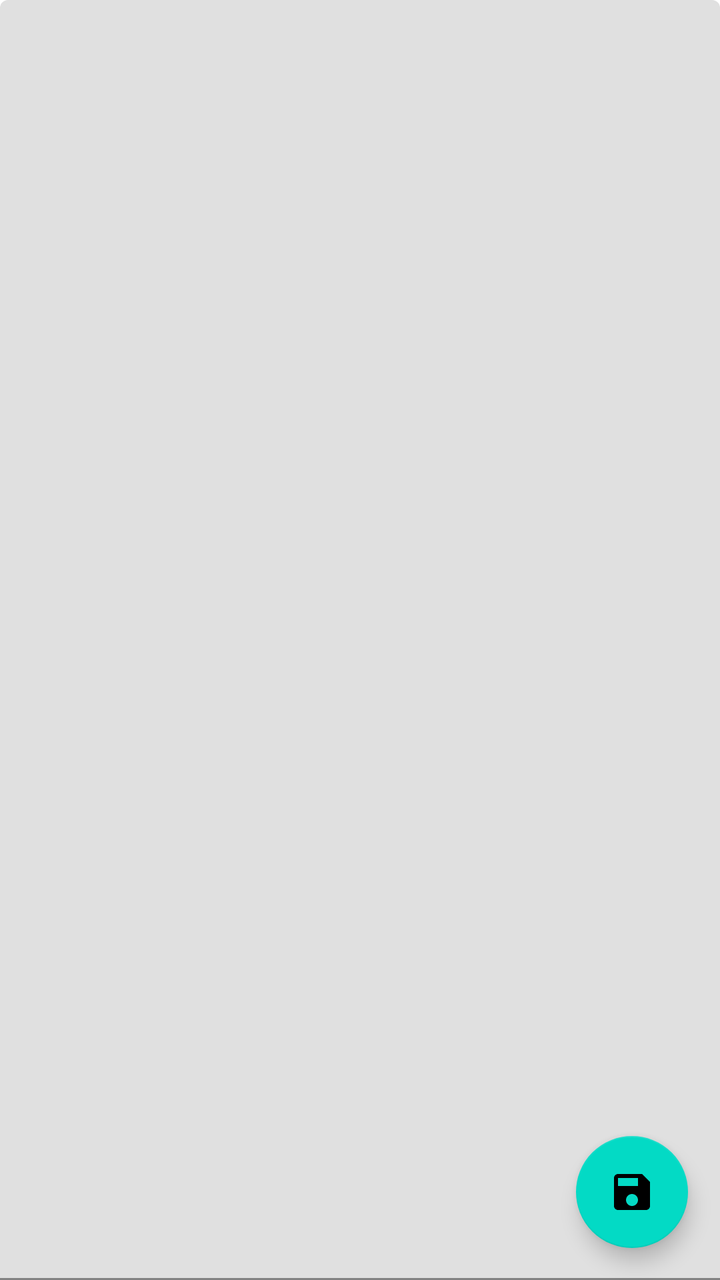
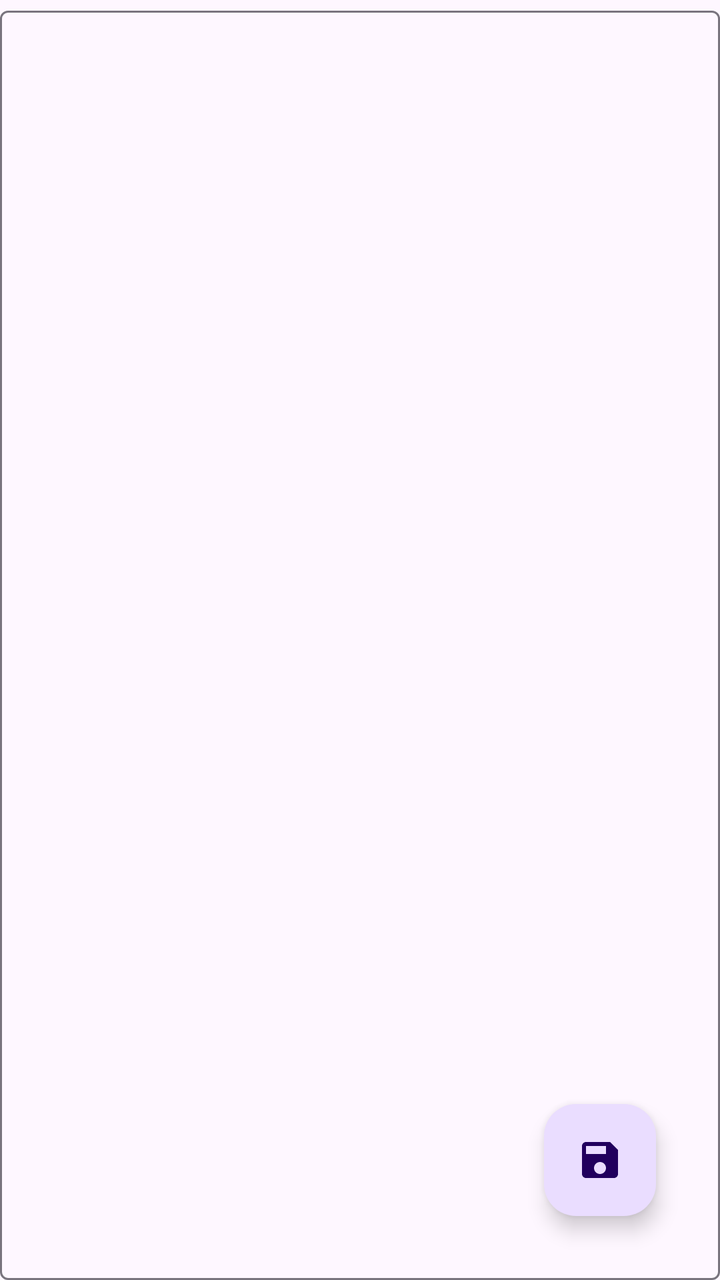

The first picture is an Android layout as it rendered before a commit; the second is the same layout after the commit. The layout source and the unified diff follow.
<!-- AndroidManifest.xml: application theme Theme.Outline -->
<!-- res/layout/activity_main.xml -->
<?xml version="1.0" encoding="utf-8"?>
<androidx.constraintlayout.widget.ConstraintLayout xmlns:android="http://schemas.android.com/apk/res/android"
    xmlns:app="http://schemas.android.com/apk/res-auto"
    xmlns:tools="http://schemas.android.com/tools"
    android:layout_width="match_parent"
    android:layout_height="match_parent"
    tools:context=".MainActivity">

    <com.google.android.material.floatingactionbutton.FloatingActionButton
        android:id="@+id/save"
        android:layout_width="wrap_content"
        android:layout_height="wrap_content"
        android:layout_marginEnd="16dp"
        android:layout_marginBottom="16dp"
        android:layout_weight="1"
        android:clickable="true"
        android:contentDescription="@null"
        android:focusable="true"
        app:layout_constraintBottom_toBottomOf="parent"
        app:layout_constraintEnd_toEndOf="@+id/textInputLayout"
        app:srcCompat="@drawable/ic_baseline_save_24" />

    <com.google.android.material.textfield.TextInputLayout
        android:id="@+id/textInputLayout"
        android:layout_width="0dp"
        android:layout_height="0dp"
        app:layout_constraintBottom_toBottomOf="parent"
        app:layout_constraintEnd_toEndOf="parent"
        app:layout_constraintStart_toStartOf="parent"
        app:layout_constraintTop_toTopOf="parent">

        <com.google.android.material.textfield.TextInputEditText
            android:id="@+id/script"
            android:layout_width="match_parent"
            android:layout_height="match_parent"
            android:gravity="top"
            android:hint="@null" />

    </com.google.android.material.textfield.TextInputLayout>

</androidx.constraintlayout.widget.ConstraintLayout>
<!-- resources referenced by this layout -->
<resources>
  <!-- drawable ic_baseline_save_24 (drawable) -->
  <vector android:height="24dp" android:tint="#000000"
      android:viewportHeight="24" android:viewportWidth="24"
      android:width="24dp" xmlns:android="http://schemas.android.com/apk/res/android">
      <path android:fillColor="@android:color/white" android:pathData="M17,3L5,3c-1.11,0 -2,0.9 -2,2v14c0,1.1 0.89,2 2,2h14c1.1,0 2,-0.9 2,-2L21,7l-4,-4zM12,19c-1.66,0 -3,-1.34 -3,-3s1.34,-3 3,-3 3,1.34 3,3 -1.34,3 -3,3zM15,9L5,9L5,5h10v4z"/>
  </vector>
  <style name="Theme.Outline" parent="Theme.MaterialComponents.DayNight.DarkActionBar">
          
          <item name="colorPrimary">@color/purple_500</item>
          <item name="colorPrimaryVariant">@color/purple_700</item>
          <item name="colorOnPrimary">@color/white</item>
          
          <item name="colorSecondary">@color/teal_200</item>
          <item name="colorSecondaryVariant">@color/teal_700</item>
          <item name="colorOnSecondary">@color/black</item>
          
          <item name="android:statusBarColor" tools:targetApi="l">?attr/colorPrimaryVariant</item>
          
      </style>
  <color name="purple_500">#FF6200EE</color>
  <color name="purple_700">#FF3700B3</color>
  <color name="white">#FFFFFFFF</color>
  <color name="teal_200">#FF03DAC5</color>
  <color name="teal_700">#FF018786</color>
  <color name="black">#FF000000</color>
</resources>

<!-- the commit's change to res/layout/activity_main.xml (unified diff, before → after) -->
@@ -10,8 +10,8 @@
         android:id="@+id/save"
         android:layout_width="wrap_content"
         android:layout_height="wrap_content"
-        android:layout_marginEnd="16dp"
-        android:layout_marginBottom="16dp"
+        android:layout_marginEnd="32dp"
+        android:layout_marginBottom="32dp"
         android:layout_weight="1"
         android:clickable="true"
         android:contentDescription="@null"
@@ -24,6 +24,7 @@
         android:id="@+id/textInputLayout"
         android:layout_width="0dp"
         android:layout_height="0dp"
+        android:background="@null"
         app:layout_constraintBottom_toBottomOf="parent"
         app:layout_constraintEnd_toEndOf="parent"
         app:layout_constraintStart_toStartOf="parent"
<!-- resource entries referenced after the edit -->
@@ -6,24 +6,6 @@
       android:width="24dp" xmlns:android="http://schemas.android.com/apk/res/android">
       <path android:fillColor="@android:color/white" android:pathData="M17,3L5,3c-1.11,0 -2,0.9 -2,2v14c0,1.1 0.89,2 2,2h14c1.1,0 2,-0.9 2,-2L21,7l-4,-4zM12,19c-1.66,0 -3,-1.34 -3,-3s1.34,-3 3,-3 3,1.34 3,3 -1.34,3 -3,3zM15,9L5,9L5,5h10v4z"/>
   </vector>
-  <style name="Theme.Outline" parent="Theme.MaterialComponents.DayNight.DarkActionBar">
-          
-          <item name="colorPrimary">@color/purple_500</item>
-          <item name="colorPrimaryVariant">@color/purple_700</item>
-          <item name="colorOnPrimary">@color/white</item>
-          
-          <item name="colorSecondary">@color/teal_200</item>
-          <item name="colorSecondaryVariant">@color/teal_700</item>
-          <item name="colorOnSecondary">@color/black</item>
-          
-          <item name="android:statusBarColor" tools:targetApi="l">?attr/colorPrimaryVariant</item>
-          
-      </style>
-  <color name="purple_500">#FF6200EE</color>
-  <color name="purple_700">#FF3700B3</color>
-  <color name="white">#FFFFFFFF</color>
-  <color name="teal_200">#FF03DAC5</color>
-  <color name="teal_700">#FF018786</color>
-  <color name="black">#FF000000</color>
+  <style name="Theme.Outline" parent="Theme.Material3.DayNight" />
 </resources>
 
